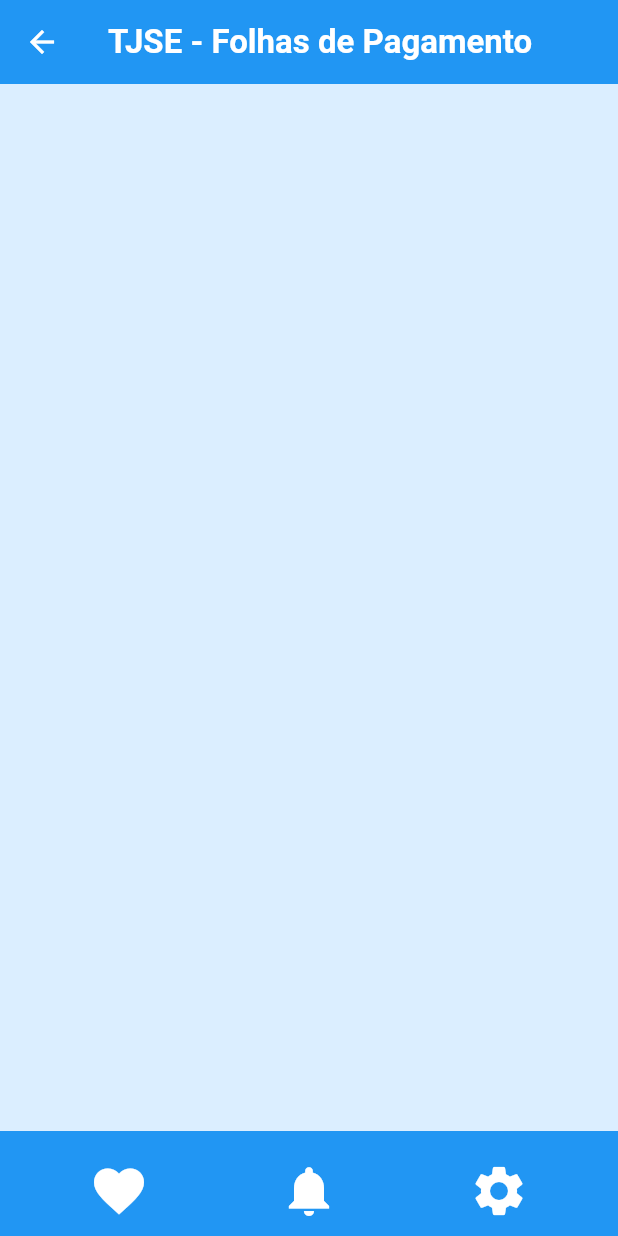
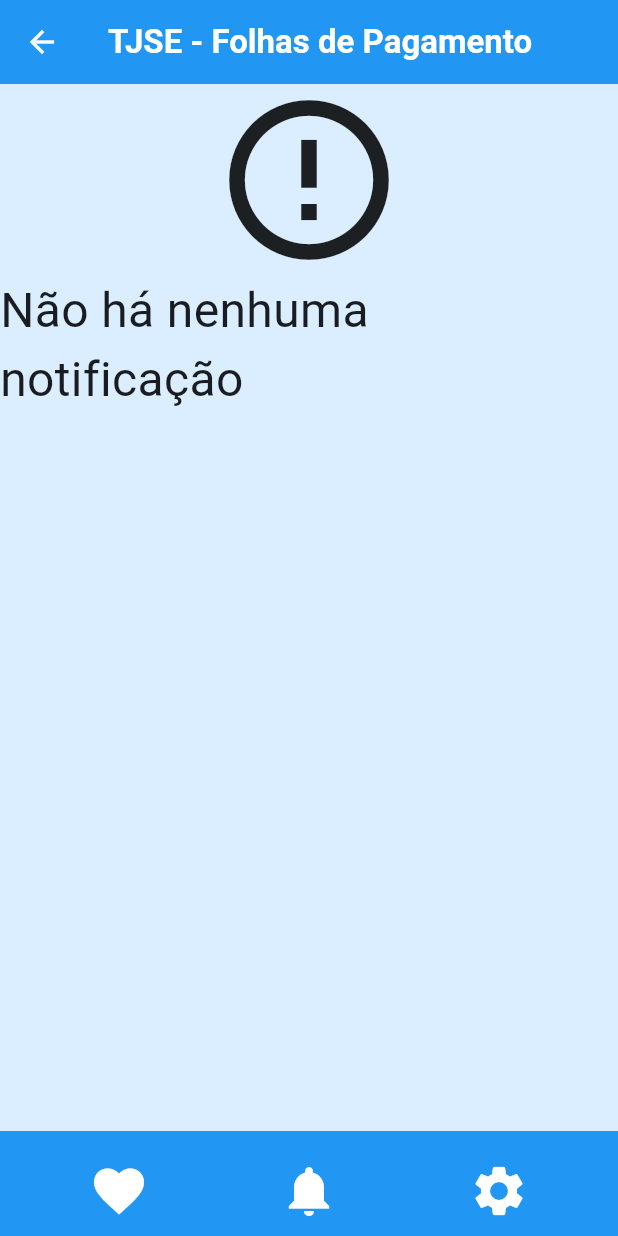
Before and after one commit to deborahsales/tjse_app, a Flutter app: the ResultadoAvancadaScreen screen opened directly, after a tap on the "notifications" icon, on a phone screen of 412 x 824 dp. Run offline on Flutter 3.47's test engine with Material 3 defaults, Android fonts, the phone set to English and light mode, and no system bars; our stand-ins replace flutter_dotenv; missing offline and left inert: postgres, resultados_tjse.

Commit message:
update tela de notificações

```diff
--- a/lib/data/database.dart
+++ b/lib/data/database.dart
@@ -20,10 +20,18 @@
     ));
   }
 
+  Future<List<Map<String, dynamic>>> queryNotificacao() async {
+    final result = await connection.execute(
+      Sql.named(
+          'SELECT * FROM tjse.notificacao'),
+    );
+    return result.toList().map((row) => row.toColumnMap()).toList();
+  }
+
   Future<List<Map<String, dynamic>>> queryByNome(String nome) async {
     final result = await connection.execute(
       Sql.named(
-          'SELECT nome, mes, ano, cargo, lotacao, rend_liquido, total_creditos, total_debitos FROM tjse.folha WHERE nome ILIKE @nome'),
+          'SELECT nome, mes, ano, cargo, lotacao, rend_liquido, total_creditos, total_debitos FROM tjse.folha WHERE nome ILIKE @nome ORDER BY ano desc'),
       parameters: {'nome': '%$nome%'},
     );
     return result.toList().map((row) => row.toColumnMap()).toList();
@@ -32,7 +40,7 @@
   Future<List<Map<String, dynamic>>> queryByCargo(String cargo) async {
     final result = await connection.execute(
       Sql.named(
-          'SELECT nome, mes, ano, cargo, lotacao, rend_liquido, total_creditos, total_debitos FROM tjse.folha WHERE cargo ILIKE @cargo'),
+          'SELECT nome, mes, ano, cargo, lotacao, rend_liquido, total_creditos, total_debitos FROM tjse.folha WHERE cargo ILIKE @cargo ORDER BY ano desc'),
       parameters: {'cargo': '%$cargo%'},
     );
     return result.toList().map((row) => row.toColumnMap()).toList();
@@ -41,7 +49,7 @@
   Future<List<Map<String, dynamic>>> queryByLotacao(String lotacao) async {
     final result = await connection.execute(
       Sql.named(
-          'SELECT nome, mes, ano, cargo, lotacao, rend_liquido, total_creditos, total_debitos FROM tjse.folha WHERE lotacao ILIKE @lotacao'),
+          'SELECT nome, mes, ano, cargo, lotacao, rend_liquido, total_creditos, total_debitos FROM tjse.folha WHERE lotacao ILIKE @lotacao ORDER BY ano desc'),
       parameters: {'lotacao': '%$lotacao%'},
     );
     return result.toList().map((row) => row.toColumnMap()).toList();
@@ -61,7 +69,7 @@
       String min, String max) async {
     final result = await connection.execute(
       Sql.named(
-          'SELECT nome, mes, ano, cargo, lotacao, rend_liquido, total_creditos, total_debitos FROM tjse.folha WHERE rend_liquido >= @min AND rend_liquido <= @max'),
+          'SELECT nome, mes, ano, cargo, lotacao, rend_liquido, total_creditos, total_debitos FROM tjse.folha WHERE rend_liquido >= @min AND rend_liquido <= @max ORDER BY ano desc'),
       parameters: {'min': double.parse(min), 'max': double.parse(max)},
     );
     return result.toList().map((row) => row.toColumnMap()).toList();
@@ -108,6 +116,8 @@
       parameters['max'] = double.parse(max);
     }
 
+    query += ' ORDER BY ano desc';
+
     final result = await connection.execute(Sql.named(query), parameters: parameters);
 
     return result.toList().map((row) => row.toColumnMap()).toList();
--- a/lib/data/tjse_dao.dart
+++ b/lib/data/tjse_dao.dart
@@ -1,7 +1,16 @@
 import 'package:resultados_tjse/resultados_tjse.dart';
+import '../components/notificacoes.dart';
 import 'database.dart';
 
 class TJSEDao {
+
+  Future<List<Notificacoes>> getNotificacao() async {
+    final database = PostgresDatabase();
+    await database.initialize();
+    final List<Map<String, dynamic>> result = await database.queryNotificacao();
+    return toListNotificacao(result);
+  }
+
   Future<List<Resultado>> getNome(String nome) async {
     final database = PostgresDatabase();
     await database.initialize();
@@ -67,6 +76,16 @@
           'Total créditos: $totalCreditos\nTotal débitos: $totalDebitos';
       final Resultado resultado =
           Resultado(tituloUm, tituloDois, dados, dadosExpandidos);
+      resultados.add(resultado);
+    }
+    return resultados;
+  }
+
+  List<Notificacoes> toListNotificacao(List<Map<String, dynamic>> mapaResultados) {
+    final List<Notificacoes> resultados = [];
+    for (Map<String, dynamic> linha in mapaResultados) {
+      String mensagem = linha['notificacao'];
+      final Notificacoes resultado = Notificacoes(mensagem);
       resultados.add(resultado);
     }
     return resultados;
@@ -158,7 +177,6 @@
 
   static const List<String> anoList = <String>[
     '',
-    '2018',
     '2019',
     '2020',
     '2021',
--- a/lib/screens/avancada_resultados_screen.dart
+++ b/lib/screens/avancada_resultados_screen.dart
@@ -107,7 +107,11 @@
                           ),
                         );
                       }
-                      return const Text('Erro ao carregar resultados');
+                      return const Padding(
+                        padding: EdgeInsets.all(8.0),
+                        child: Text('Erro ao carregar resultados',
+                            style: TextStyle(fontSize: 32)),
+                      );
                   }
                 },
               )),
--- a/lib/screens/cargo_screen.dart
+++ b/lib/screens/cargo_screen.dart
@@ -121,7 +121,11 @@
                           ),
                         );
                       }
-                      return const Text('Erro ao carregar resultados');
+                      return const Padding(
+                        padding: EdgeInsets.all(8.0),
+                        child: Text('Erro ao carregar resultados',
+                            style: TextStyle(fontSize: 32)),
+                      );
                   }
                 },
               ) : const SizedBox(),)
--- a/lib/screens/faixa_salarial_screen.dart
+++ b/lib/screens/faixa_salarial_screen.dart
@@ -163,7 +163,11 @@
                           ),
                         );
                       }
-                      return const Text('Erro ao carregar resultados');
+                      return const Padding(
+                        padding: EdgeInsets.all(8.0),
+                        child: Text('Erro ao carregar resultados',
+                            style: TextStyle(fontSize: 32)),
+                      );
                   }
                 },
               ) : const SizedBox(),)
--- a/lib/screens/lotacao_screen.dart
+++ b/lib/screens/lotacao_screen.dart
@@ -122,7 +122,11 @@
                           ),
                         );
                       }
-                      return const Text('Erro ao carregar resultados');
+                      return const Padding(
+                        padding: EdgeInsets.all(8.0),
+                        child: Text('Erro ao carregar resultados',
+                            style: TextStyle(fontSize: 32)),
+                      );
                   }
                 },
               ) : const SizedBox(),)
--- a/lib/screens/mes_ano_screen.dart
+++ b/lib/screens/mes_ano_screen.dart
@@ -162,7 +162,11 @@
                           ),
                         );
                       }
-                      return const Text('Erro ao carregar resultados');
+                      return const Padding(
+                        padding: EdgeInsets.all(8.0),
+                        child: Text('Erro ao carregar resultados',
+                            style: TextStyle(fontSize: 32)),
+                      );
                   }
                 },
               ) : const SizedBox(),)
--- a/lib/screens/nome_screen.dart
+++ b/lib/screens/nome_screen.dart
@@ -128,7 +128,11 @@
                         ),
                       );
                     }
-                    return const Text('Erro ao carregar resultados');
+                    return const Padding(
+                      padding: EdgeInsets.all(8.0),
+                      child: Text('Erro ao carregar resultados',
+                          style: TextStyle(fontSize: 32)),
+                    );
                 }
               },
             ) : const SizedBox(),)
--- a/lib/screens/notificacoes_screen.dart
+++ b/lib/screens/notificacoes_screen.dart
@@ -1,5 +1,7 @@
+import 'package:disp_moveis/components/notificacoes.dart';
 import 'package:flutter/material.dart';
 import '../components/barra_inferior.dart';
+import '../data/tjse_dao.dart';
 
 class NotificacoesScreen extends StatefulWidget {
   const NotificacoesScreen({super.key});
@@ -9,6 +11,7 @@
 }
 
 class _NotificacoesScreenState extends State<NotificacoesScreen> {
+
   @override
   Widget build(BuildContext context) {
     return Scaffold(
@@ -24,7 +27,64 @@
         backgroundColor: Colors.blue,
         iconTheme: const IconThemeData(color: Colors.white),
       ),
-      body: ListView(children: const []),
+      body: Expanded(
+        child: FutureBuilder<List<Notificacoes>>(
+          future: TJSEDao().getNotificacao(),
+          builder: (BuildContext context, AsyncSnapshot<dynamic> snapshot) {
+            List<Notificacoes>? items = snapshot.data;
+            switch (snapshot.connectionState) {
+              case ConnectionState.none:
+                return const Center(
+                    child: Column(
+                      children: [SizedBox(height: 40,), CircularProgressIndicator(), Padding(
+                        padding: EdgeInsets.all(25.0),
+                        child: Text('Carregando',
+                            style: TextStyle(fontSize: 20)),
+                      )],
+                    ));
+              case ConnectionState.waiting:
+                return const Center(
+                    child: Column(
+                      children: [SizedBox(height: 40,), CircularProgressIndicator(), Padding(
+                        padding: EdgeInsets.all(25.0),
+                        child: Text('Carregando',
+                            style: TextStyle(fontSize: 20)),
+                      )],
+                    ));
+              case ConnectionState.active:
+                return const Center(
+                    child: Column(
+                      children: [SizedBox(height: 40,), CircularProgressIndicator(), Padding(
+                        padding: EdgeInsets.all(25.0),
+                        child: Text('Carregando',
+                            style: TextStyle(fontSize: 20)),
+                      )],
+                    ));
+              case ConnectionState.done:
+                if (snapshot.hasData && items != null) {
+                  if (items.isNotEmpty) {
+                    return ListView.builder(
+                        itemCount: items.length,
+                        itemBuilder: (BuildContext context, int index) {
+                          final Notificacoes notificacoes = items[index];
+                          return notificacoes;
+                        });
+                  }
+                  return const Center(
+                    child: Column(
+                      children: [
+                        Icon(Icons.error_outline, size: 128),
+                        Text('Não há nenhuma notificação',
+                            style: TextStyle(fontSize: 32))
+                      ],
+                    ),
+                  );
+                }
+                return const Text('Erro ao carregar notificações',
+                    style: TextStyle(fontSize: 32));
+            }
+          },
+        ) ),
       bottomNavigationBar: const BarraInferior(),
     );
   }
```
